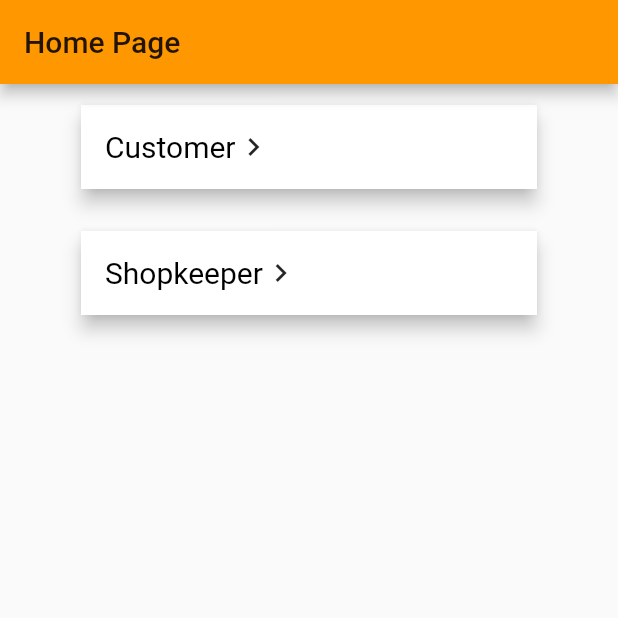
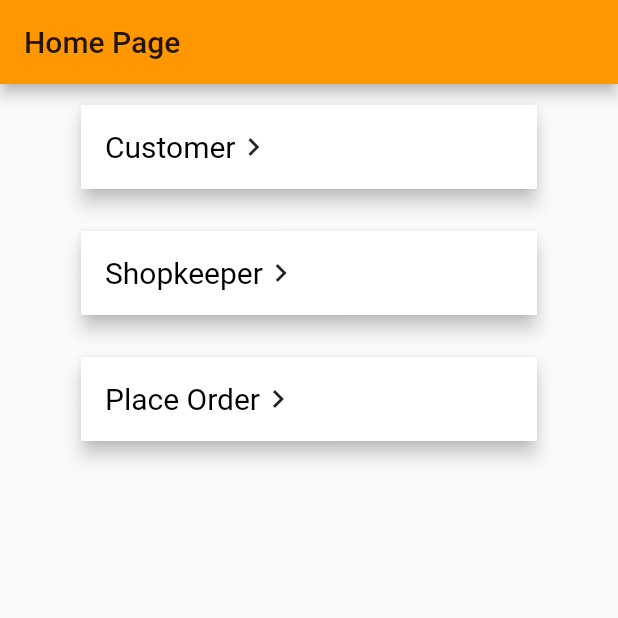
Before and after one commit to Pulkitg64/Inventory-Management-System, a Flutter app: the screen it shows after launch, on a phone screen of 412 x 824 dp, the top half of it. Run offline on Flutter 3.47's test engine with Material 2 defaults, Android fonts, the phone set to English and light mode, and no system bars; our stand-ins replace carousel_pro, cloud_firestore, firebase_auth, fluttertoast, google_sign_in, shared_preferences; accounts and stored records are empty.

Commit message:
Temporary change

```diff
--- a/lib/main.dart
+++ b/lib/main.dart
@@ -1,4 +1,5 @@
 import 'package:flutter/material.dart';
+import 'placeorder.dart';
 import 'customer.dart';
 import 'shopkeeper.dart';
 import 'login.dart';
@@ -19,6 +20,8 @@ class MyApp extends StatelessWidget {
       routes: <String, WidgetBuilder>{
         'Customer': (BuildContext context)=> Login(),
         'Shopkeeper': (BuildContext context)=> ShopPage(),
+        'Place Order': (BuildContext context)=> PlaceOrder(),
+
       },
     );
   }
@@ -28,7 +31,7 @@ class HomePage extends StatelessWidget{
 
   @override
   Widget build(BuildContext context) {
-    var widgetList = ["Customer","Shopkeeper",];
+    var widgetList = ["Customer","Shopkeeper","Place Order"];
 
     return Scaffold(
       appBar: AppBar(
```
